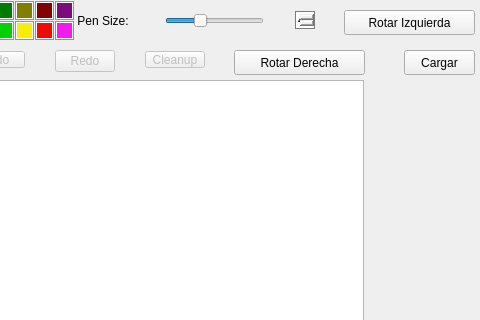
KendallMM/CPainterPlus, file PaintPlus/whiteboard.ui: the form before one commit; both pictures show x 236 to 716 and y 0 to 320 of the 716 by 590 pixel window.
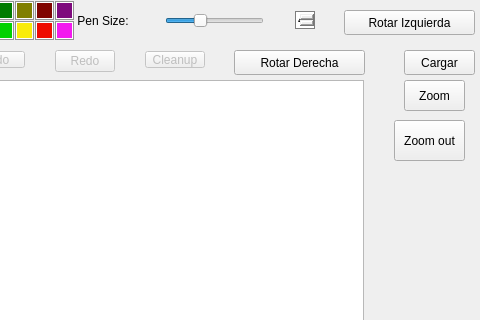
The form after the commit.

Commit message: Se implementa la funcionalidad de zoom

What changed in the file:
```diff
--- a/PaintPlus/whiteboard.ui
+++ b/PaintPlus/whiteboard.ui
@@ -1075,6 +1075,32 @@
        <string>Cargar</string>
       </property>
      </widget>
+     <widget class="QPushButton" name="zoomButton">
+      <property name="geometry">
+       <rect>
+        <x>640</x>
+        <y>80</y>
+        <width>61</width>
+        <height>31</height>
+       </rect>
+      </property>
+      <property name="text">
+       <string>Zoom</string>
+      </property>
+     </widget>
+     <widget class="QPushButton" name="zoomoutButton">
+      <property name="geometry">
+       <rect>
+        <x>630</x>
+        <y>120</y>
+        <width>71</width>
+        <height>41</height>
+       </rect>
+      </property>
+      <property name="text">
+       <string>Zoom out</string>
+      </property>
+     </widget>
     </widget>
    </item>
   </layout>
```
The commit also changes 6 other files.
